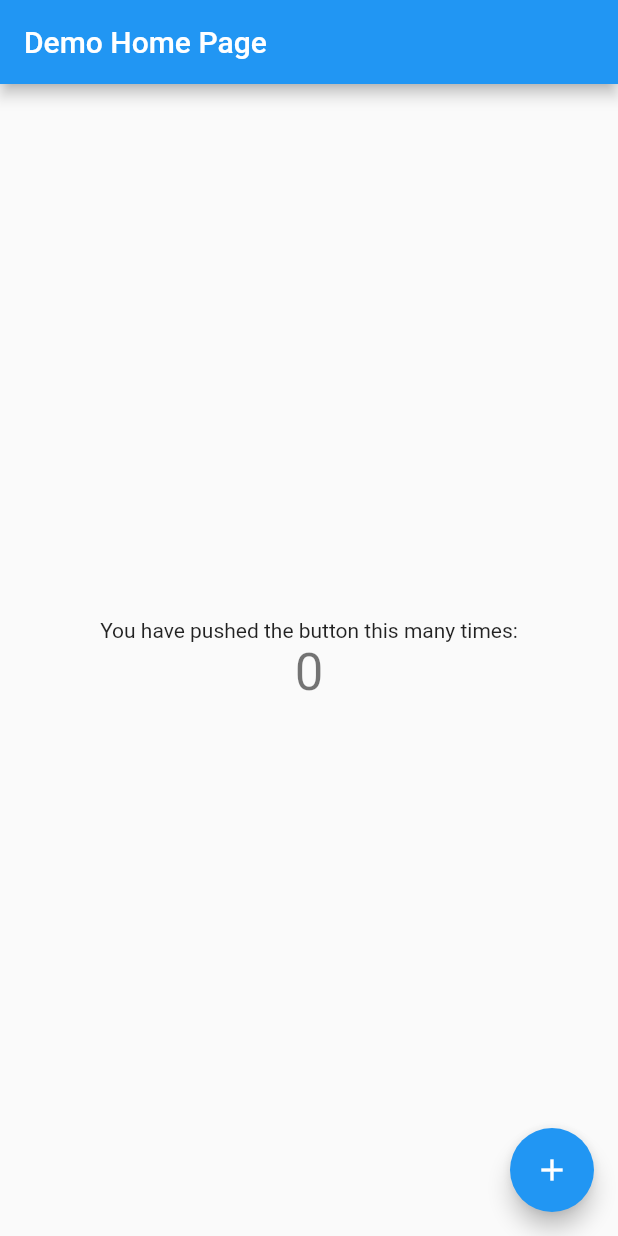
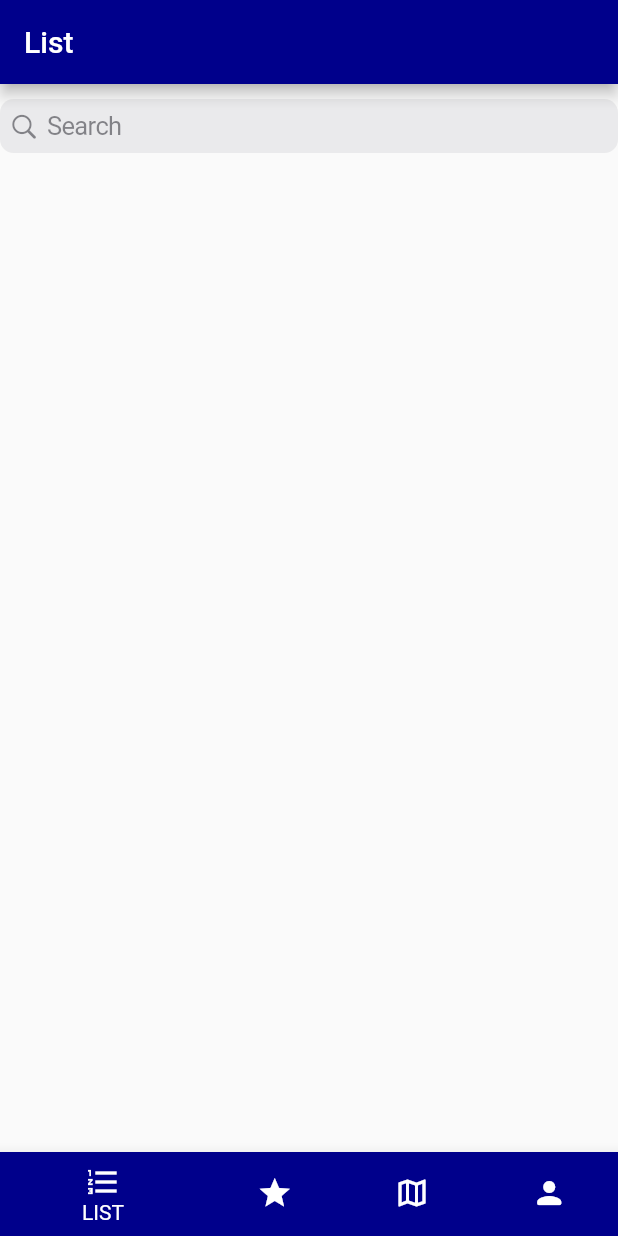
Before and after one commit to ananchevegor/SHL, a Flutter app: the screen it shows after launch, on a phone screen of 412 x 824 dp. Run offline on Flutter 3.47's test engine with Material 2 defaults, Android fonts, the phone set to English and light mode, and no system bars.

Commit message:
start to work

```diff
--- /dev/null
+++ b/shpl/lib/ListNavigation.dart
@@ -0,0 +1,42 @@
+import 'package:flutter/cupertino.dart';
+import 'package:flutter/material.dart';
+
+class ListNavigation extends StatelessWidget {
+  const ListNavigation({Key? key}) : super(key: key);
+
+  @override
+  Widget build(BuildContext context) {
+    return Scaffold(
+      appBar: AppBar(
+        title: Text("List"),
+        backgroundColor: Color.fromRGBO(0, 0, 139, 1),
+      ),
+      body: Column(
+        children: [
+          Padding(padding: EdgeInsets.symmetric(vertical: 5)),
+          Search(),
+        ],
+      ),
+    );
+  }
+}
+class Search extends StatefulWidget {
+  const Search({Key? key}) : super(key: key);
+
+  @override
+  _SearchState createState() => _SearchState();
+}
+
+class _SearchState extends State<Search> {
+  @override
+  Widget build(BuildContext context) {
+    return CupertinoSearchTextField(
+      onChanged: (String value){
+        print('The text has changed to: $value');
+      },
+      onSubmitted: (String value){
+        print('submited text: $value');
+      },
+    );
+  }
+}
--- a/shpl/lib/main.dart
+++ b/shpl/lib/main.dart
@@ -1,115 +1,78 @@
 import 'package:flutter/material.dart';
+import 'package:shpl/ListNavigation.dart';
+import 'package:shpl/Profile.dart';
 
-void main() {
-  runApp(const MyApp());
-}
+import 'Favorite.dart';
+import 'Map.dart';
+
+void main() => runApp(const MyApp());
 
  class MyApp extends StatelessWidget {
-  const MyApp({Key? key}) : super(key: key);
+   const MyApp({Key? key, items}) : super(key: key);
 
-  // This widget is the root of your application.
+
+
    @override
    Widget build(BuildContext context) {
-    return MaterialApp(
-      title: 'Flutter Demo',
-      theme: ThemeData(
-        // This is the theme of your application.
-        //
-        // Try running your application with "flutter run". You'll see the
-        // application has a blue toolbar. Then, without quitting the app, try
-        // changing the primarySwatch below to Colors.green and then invoke
-        // "hot reload" (press "r" in the console where you ran "flutter run",
-        // or simply save your changes to "hot reload" in a Flutter IDE).
-        // Notice that the counter didn't reset back to zero; the application
-        // is not restarted.
-        primarySwatch: Colors.blue,
-      ),
-      home: const MyHomePage(title: 'Demo Home Page'),
+     return const MaterialApp(
+       home: MyStatfulWidget(),
      );
    }
  }
 
-class MyHomePage extends StatefulWidget {
-  const MyHomePage({Key? key, required this.title}) : super(key: key);
-
-  // This widget is the home page of your application. It is stateful, meaning
-  // that it has a State object (defined below) that contains fields that affect
-  // how it looks.
-
-  // This class is the configuration for the state. It holds the values (in this
-  // case the title) provided by the parent (in this case the App widget) and
-  // used by the build method of the State. Fields in a Widget subclass are
-  // always marked "final".
-
-  final String title;
+ class MyStatfulWidget extends StatefulWidget {
+   const MyStatfulWidget({Key? key}) : super(key: key);
 
    @override
-  State<MyHomePage> createState() => _MyHomePageState();
+   _MyStatfulWidgetState createState() => _MyStatfulWidgetState();
  }
 
-class _MyHomePageState extends State<MyHomePage> {
-  int _counter = 0;
+ class _MyStatfulWidgetState extends State<MyStatfulWidget> {
+   int currentIndex = 0;
 
-  void _incrementCounter() {
+   static const List<Widget> _widgetOptions = <Widget>[
+     ListNavigation(),
+     Favorite(),
+     onMap(),
+     Profile(),
+   ];
+   void _onItemTupped(int index){
      setState(() {
-      // This call to setState tells the Flutter framework that something has
-      // changed in this State, which causes it to rerun the build method below
-      // so that the display can reflect the updated values. If we changed
-      // _counter without calling setState(), then the build method would not be
-      // called again, and so nothing would appear to happen.
-      _counter++;
+       currentIndex = index;
      });
    }
 
    @override
    Widget build(BuildContext context) {
-    // This method is rerun every time setState is called, for instance as done
-    // by the _incrementCounter method above.
-    //
-    // The Flutter framework has been optimized to make rerunning build methods
-    // fast, so that you can just rebuild anything that needs updating rather
-    // than having to individually change instances of widgets.
      return Scaffold(
-      appBar: AppBar(
-        // Here we take the value from the MyHomePage object that was created by
-        // the App.build method, and use it to set our appbar title.
-        title: Text(widget.title),
+       backgroundColor: const Color.fromRGBO(255,255,255,1),
+       body: _widgetOptions[currentIndex],
+       bottomNavigationBar: BottomNavigationBar(
+         currentIndex: currentIndex,
+         onTap: _onItemTupped,
+         items: const <BottomNavigationBarItem>[
+           BottomNavigationBarItem(
+               icon: Icon(Icons.format_list_numbered),
+               label: 'LIST',
+             backgroundColor: Color.fromRGBO(0, 0, 139, 1),
            ),
-      body: Center(
-        // Center is a layout widget. It takes a single child and positions it
-        // in the middle of the parent.
-        child: Column(
-          // Column is also a layout widget. It takes a list of children and
-          // arranges them vertically. By default, it sizes itself to fit its
-          // children horizontally, and tries to be as tall as its parent.
-          //
-          // Invoke "debug painting" (press "p" in the console, choose the
-          // "Toggle Debug Paint" action from the Flutter Inspector in Android
-          // Studio, or the "Toggle Debug Paint" command in Visual Studio Code)
-          // to see the wireframe for each widget.
-          //
-          // Column has various properties to control how it sizes itself and
-          // how it positions its children. Here we use mainAxisAlignment to
-          // center the children vertically; the main axis here is the vertical
-          // axis because Columns are vertical (the cross axis would be
-          // horizontal).
-          mainAxisAlignment: MainAxisAlignment.center,
-          children: <Widget>[
-            const Text(
-              'You have pushed the button this many times:',
+           BottomNavigationBarItem(
+               icon: Icon(Icons.star),
+               label: 'FAVORITE',
+             backgroundColor: Color.fromRGBO(184, 134, 11, 1),
            ),
-            Text(
-              '$_counter',
-              style: Theme.of(context).textTheme.headline4,
+           BottomNavigationBarItem(
+               icon: Icon(Icons.map_outlined),
+               label: 'QR',
+             backgroundColor: Colors.black
+           ),
+           BottomNavigationBarItem(
+               icon: Icon(Icons.person_rounded),
+               label: 'PROFILE',
+             backgroundColor: Colors.red
            ),
          ],
        ),
-      ),
-      floatingActionButton: FloatingActionButton(
-        onPressed: _incrementCounter,
-        tooltip: 'Increment',
-        child: const Icon(Icons.add),
-      ), // This trailing comma makes auto-formatting nicer for build methods.
      );
    }
  }
```
Also changed, not shown: shpl/lib/Favorite.dart (added, +15 -0 lines), shpl/lib/Map.dart (added, +15 -0 lines), shpl/lib/Profile.dart (added, +30 -0 lines), 1 other file. Lines whose indentation alone changed are shown as unchanged.
